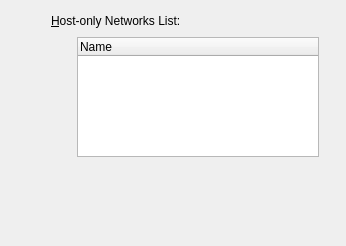
Qt form vbox/src/VBox/Frontends/VirtualBox/ui/VBoxGLSettingsNetwork.ui (jljuxgm/vboxgit) before a commit.
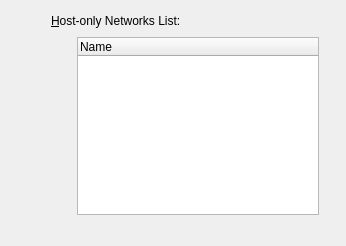
The same form after that commit. Custom widgets are drawn as their Qt base class.

What changed in the file:
```diff
--- a/vbox/src/VBox/Frontends/VirtualBox/ui/VBoxGLSettingsNetwork.ui
+++ b/vbox/src/VBox/Frontends/VirtualBox/ui/VBoxGLSettingsNetwork.ui
@@ -75,7 +75,7 @@
       <bool>false</bool>
      </property>
      <property name="sizePolicy" >
-      <sizepolicy vsizetype="Fixed" hsizetype="Expanding" >
+      <sizepolicy vsizetype="Expanding" hsizetype="Expanding" >
        <horstretch>0</horstretch>
        <verstretch>0</verstretch>
       </sizepolicy>
@@ -83,13 +83,7 @@
      <property name="minimumSize" >
       <size>
        <width>0</width>
-       <height>120</height>
-      </size>
-     </property>
-     <property name="maximumSize" >
-      <size>
-       <width>16777215</width>
-       <height>120</height>
+       <height>150</height>
       </size>
      </property>
      <property name="whatsThis" >
@@ -109,13 +103,13 @@
      </property>
     </widget>
    </item>
-   <item row="2" column="3" rowspan="1" >
+   <item row="2" column="3" >
     <spacer>
      <property name="orientation" >
       <enum>Qt::Vertical</enum>
      </property>
      <property name="sizeType" >
-      <enum>QSizePolicy::Minimum</enum>
+      <enum>QSizePolicy::Expanding</enum>
      </property>
      <property name="sizeHint" >
       <size>
@@ -128,13 +122,13 @@
    <item row="3" column="2" >
     <widget class="QLabel" name="mLbInfo" >
      <property name="sizePolicy" >
-      <sizepolicy vsizetype="Expanding" hsizetype="Expanding" >
+      <sizepolicy vsizetype="Minimum" hsizetype="Expanding" >
        <horstretch>0</horstretch>
-       <verstretch>1</verstretch>
+       <verstretch>0</verstretch>
       </sizepolicy>
      </property>
      <property name="alignment" >
-      <set>Qt::AlignLeft|Qt::AlignTop</set>
+      <set>Qt::AlignLeading|Qt::AlignLeft|Qt::AlignTop</set>
      </property>
      <property name="wordWrap" >
       <bool>true</bool>
```
